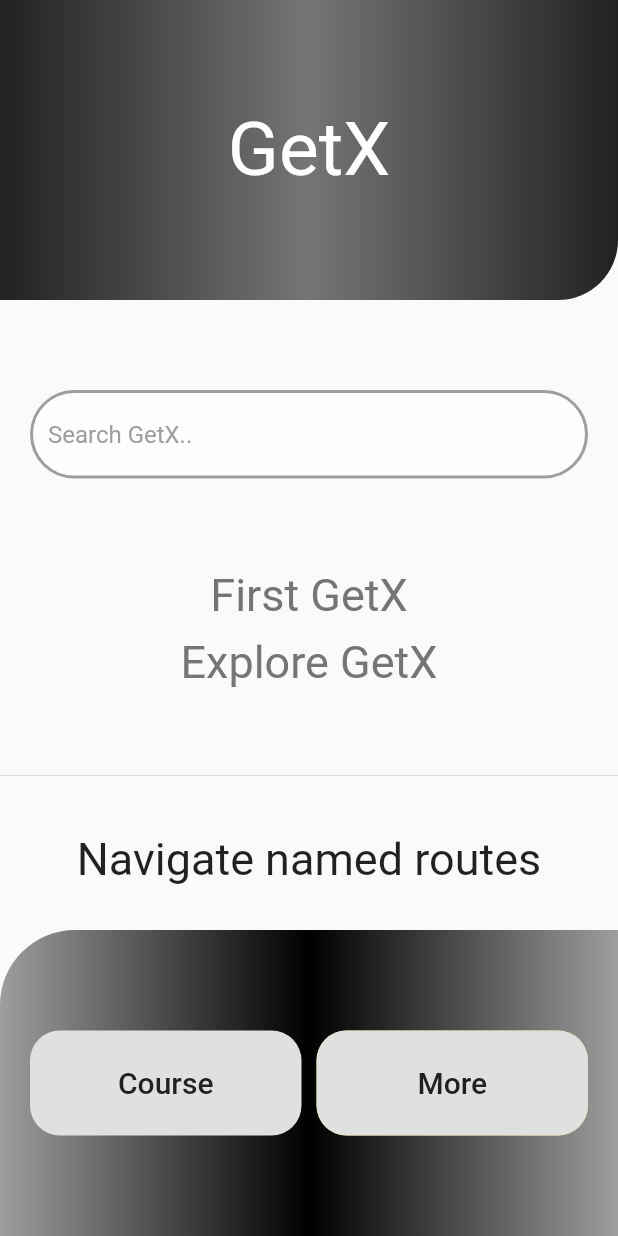
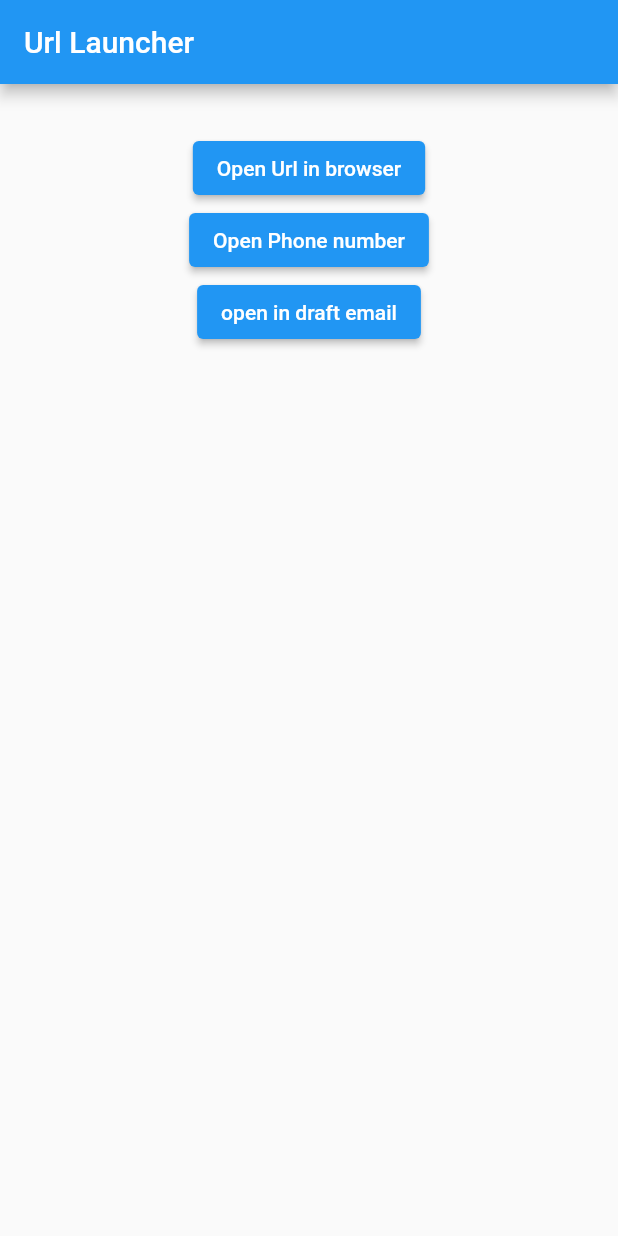
Before and after one commit to ImranIqbalS/flutter-code-snippets, a Flutter app: the screen it shows after launch, on a phone screen of 412 x 824 dp. Run offline on Flutter 3.47's test engine with Material 2 defaults, Android fonts, the phone set to English and light mode, and no system bars; our stand-ins replace get, percent_indicator.

Commit message:
url_launcher plugin

```diff
--- a/lib/main.dart
+++ b/lib/main.dart
@@ -2,10 +2,12 @@ import 'package:flutter/material.dart';
 // import 'package:flutter_code_snippets/stack_position_border_boxshadow/stack.dart';
 // import 'custom_clipper_curve/clipper_curve.dart';
 import 'package:flutter_code_snippets/getx_navigation_state_management/getx_navigation.dart';
+import 'package:flutter_code_snippets/url_launcher/url_launcher.dart';
 
 void main() {
   runApp(MyApp());
 }
+
 
 class MyApp extends StatelessWidget {
   // This widget is the root of your application.
@@ -16,7 +18,7 @@ class MyApp extends StatelessWidget {
       theme: ThemeData(
         primarySwatch: Colors.blue,
       ),
-      home: GetXNavigation(),
+      home: UrlLauncher(),
     );
   }
 }
--- /dev/null
+++ b/lib/url_launcher/url_launcher.dart
@@ -0,0 +1,64 @@
+import 'package:flutter/material.dart';
+import 'package:url_launcher/url_launcher.dart';
+
+class UrlLauncher extends StatelessWidget {
+  const UrlLauncher({Key? key}) : super(key: key);
+
+  @override
+  Widget build(BuildContext context) {
+    return Scaffold(
+      appBar: AppBar(
+        title: Text("Url Launcher"),
+      ),
+      body: Container(
+        alignment: Alignment.center,
+        padding: EdgeInsets.all(32),
+        child: Column(
+          children: [
+            ElevatedButton(
+              onPressed: () async {
+                final url = 'https://twitter.com';
+                if (await canLaunch(url)) {
+                  await launch(
+                    url,
+                    forceSafariVC:
+                        false, //for ios on browser launch/make true to launch url in webview
+                    forceWebView: true, //launch url in webview android
+                    enableJavaScript: true, //launch url in webview android
+                  );
+                }
+              },
+              child: Text("Open Url in browser"),
+            ),
+            ElevatedButton(
+              onPressed: () async {
+                final phoneNumber = '+919876543210';
+                final urlPhone = 'tel:$phoneNumber';
+                final urlSMS = 'sms:$phoneNumber';
+
+                if (await canLaunch(urlPhone)) {
+                  await launch(urlPhone);
+                }
+              },
+              child: Text("Open Phone number"),
+            ),
+            ElevatedButton(
+              onPressed: () async {
+                final toEmail = 'imran@gmail.com';
+                final subject = 'new email subject';
+                final message='hell this is new message from url launcher https://twitter.com';
+
+                final url = 'mailto:$toEmail?subject=$subject&body=${Uri.encodeFull(message)}';
+
+                if (await canLaunch(url)) {
+                  await launch(url);
+                }
+              },
+              child: Text("open in draft email"),
+            ),
+          ],
+        ),
+      ),
+    );
+  }
+}
--- a/pubspec.yaml
+++ b/pubspec.yaml
@@ -28,7 +28,9 @@ dependencies:
   # Use with the CupertinoIcons class for iOS style icons.
   cupertino_icons: ^1.0.2
   percent_indicator: ^3.0.1
-  get:
+
+  url_launcher: ^6.0.12
+  get: ^4.3.8
 
 dev_dependencies:
   flutter_test:
```
Also changed, not shown: pubspec.lock, 1 other file.
